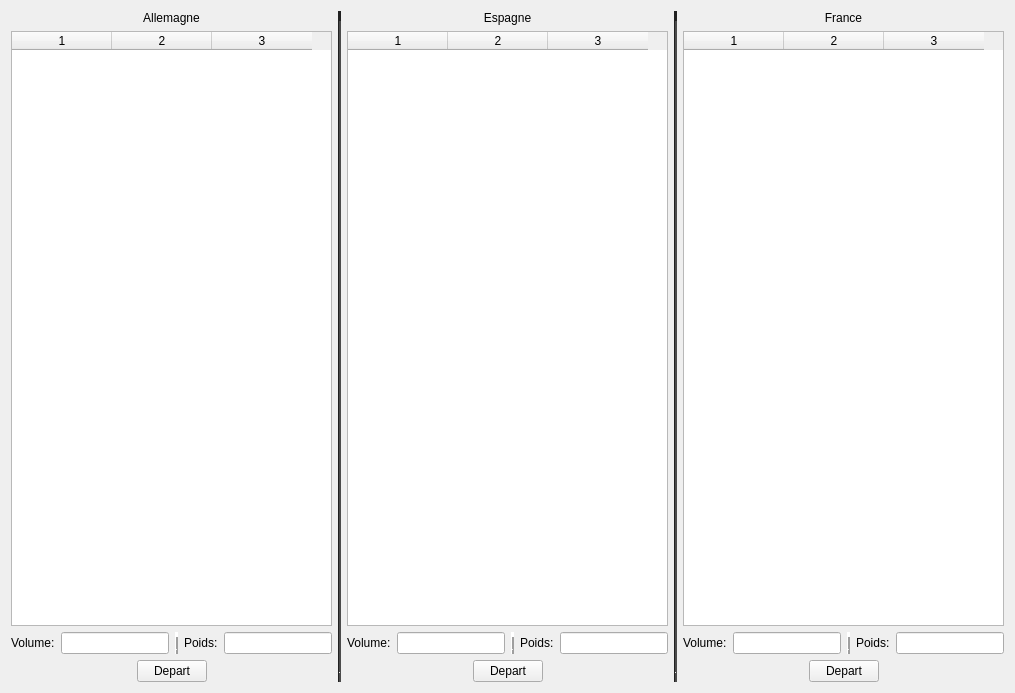
The window that serveurLivraison_libColisStatique/widget.ui (dnalexen/livraisonColis) describes before a commit, drawn with Qt 5.
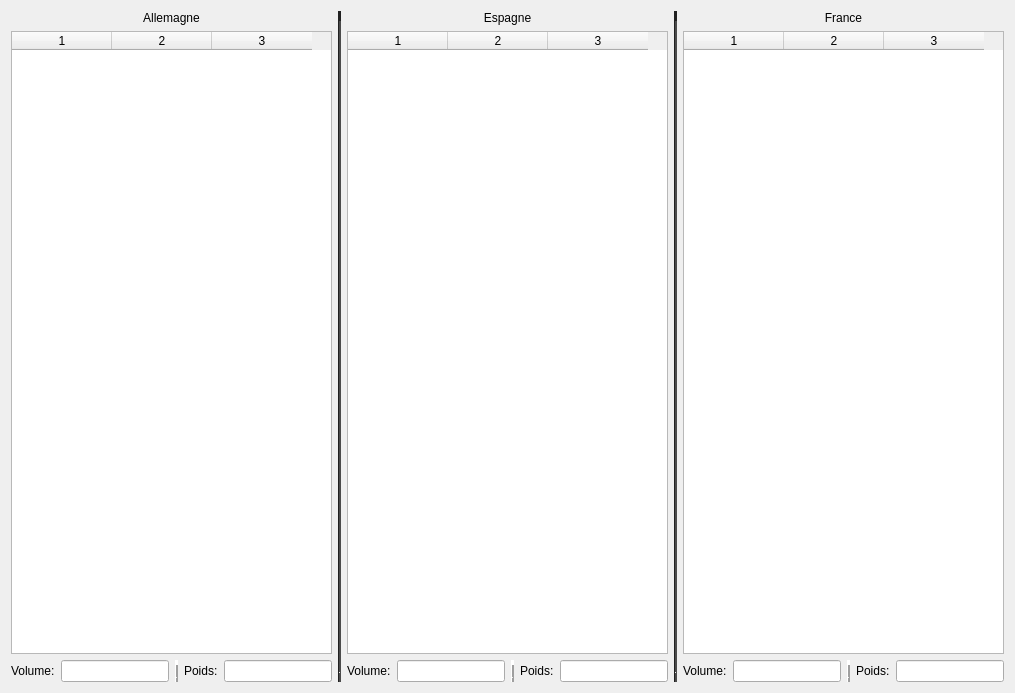
The same window after the commit.

```diff
--- a/serveurLivraison_libColisStatique/widget.ui
+++ b/serveurLivraison_libColisStatique/widget.ui
@@ -110,49 +110,6 @@
          </item>
         </layout>
        </item>
-       <item>
-        <layout class="QHBoxLayout" name="horizontalLayoutEnvoyerAllemagne">
-         <item>
-          <spacer name="horizontalSpacer_2">
-           <property name="orientation">
-            <enum>Qt::Horizontal</enum>
-           </property>
-           <property name="sizeHint" stdset="0">
-            <size>
-             <width>40</width>
-             <height>20</height>
-            </size>
-           </property>
-          </spacer>
-         </item>
-         <item>
-          <widget class="QPushButton" name="pushButtonAllemagne">
-           <property name="maximumSize">
-            <size>
-             <width>70</width>
-             <height>16777215</height>
-            </size>
-           </property>
-           <property name="text">
-            <string>Depart</string>
-           </property>
-          </widget>
-         </item>
-         <item>
-          <spacer name="horizontalSpacer">
-           <property name="orientation">
-            <enum>Qt::Horizontal</enum>
-           </property>
-           <property name="sizeHint" stdset="0">
-            <size>
-             <width>40</width>
-             <height>20</height>
-            </size>
-           </property>
-          </spacer>
-         </item>
-        </layout>
-       </item>
       </layout>
      </item>
      <item>
@@ -686,49 +643,6 @@
          </item>
         </layout>
        </item>
-       <item>
-        <layout class="QHBoxLayout" name="horizontalLayoutEnvoyerEspagne">
-         <item>
-          <spacer name="horizontalSpacer_3">
-           <property name="orientation">
-            <enum>Qt::Horizontal</enum>
-           </property>
-           <property name="sizeHint" stdset="0">
-            <size>
-             <width>40</width>
-             <height>20</height>
-            </size>
-           </property>
-          </spacer>
-         </item>
-         <item>
-          <widget class="QPushButton" name="pushButtonEspagne">
-           <property name="maximumSize">
-            <size>
-             <width>70</width>
-             <height>16777215</height>
-            </size>
-           </property>
-           <property name="text">
-            <string>Depart</string>
-           </property>
-          </widget>
-         </item>
-         <item>
-          <spacer name="horizontalSpacer_4">
-           <property name="orientation">
-            <enum>Qt::Horizontal</enum>
-           </property>
-           <property name="sizeHint" stdset="0">
-            <size>
-             <width>40</width>
-             <height>20</height>
-            </size>
-           </property>
-          </spacer>
-         </item>
-        </layout>
-       </item>
       </layout>
      </item>
      <item>
@@ -1262,49 +1176,6 @@
          </item>
         </layout>
        </item>
-       <item>
-        <layout class="QHBoxLayout" name="horizontalLayoutEnvoyerFrance">
-         <item>
-          <spacer name="horizontalSpacer_5">
-           <property name="orientation">
-            <enum>Qt::Horizontal</enum>
-           </property>
-           <property name="sizeHint" stdset="0">
-            <size>
-             <width>40</width>
-             <height>20</height>
-            </size>
-           </property>
-          </spacer>
-         </item>
-         <item>
-          <widget class="QPushButton" name="pushButtonFrance">
-           <property name="maximumSize">
-            <size>
-             <width>70</width>
-             <height>16777215</height>
-            </size>
-           </property>
-           <property name="text">
-            <string>Depart</string>
-           </property>
-          </widget>
-         </item>
-         <item>
-          <spacer name="horizontalSpacer_6">
-           <property name="orientation">
-            <enum>Qt::Horizontal</enum>
-           </property>
-           <property name="sizeHint" stdset="0">
-            <size>
-             <width>40</width>
-             <height>20</height>
-            </size>
-           </property>
-          </spacer>
-         </item>
-        </layout>
-       </item>
       </layout>
      </item>
     </layout>
```
